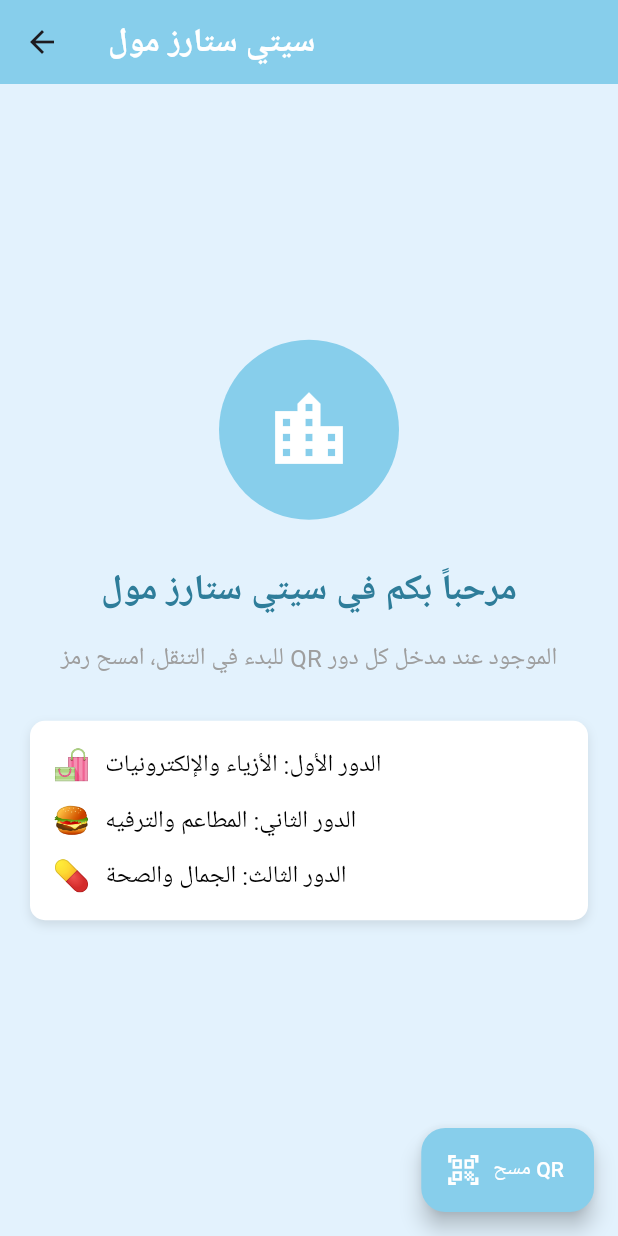
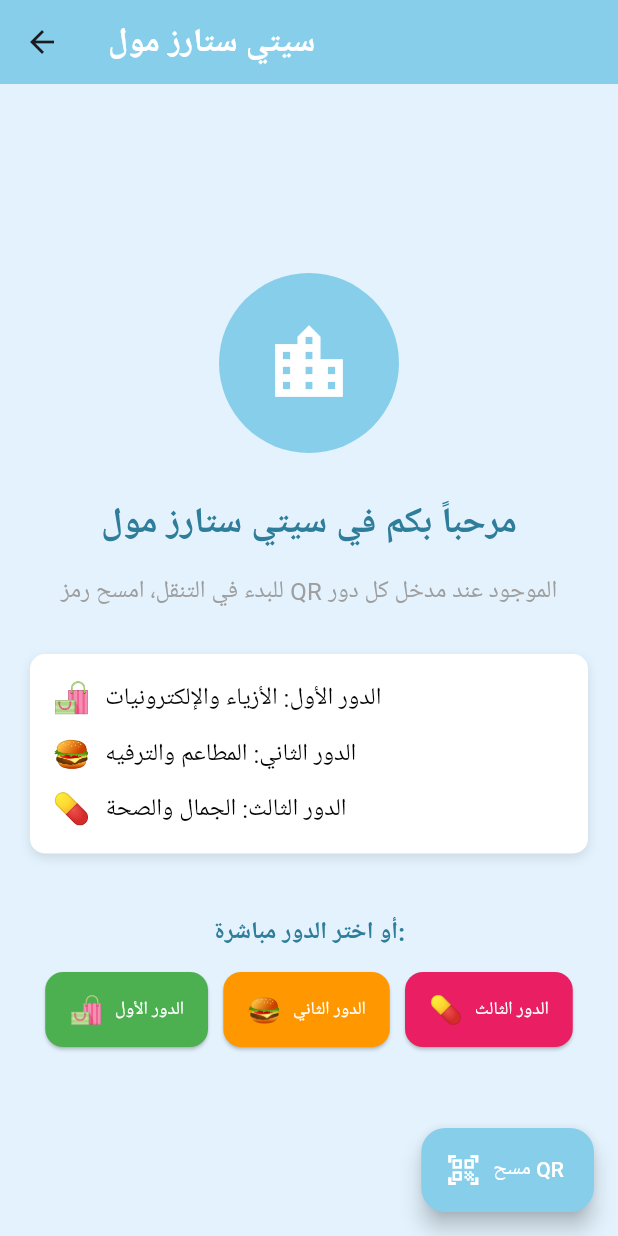
Before and after one commit to Eman-Khaled-svg/IndoorMapApp_Updated, a Flutter app: the screen it shows after launch, after a tap on "تسجيل الدخول بجوجل", after a tap on "اكتشف موقعك الحالي", on a phone screen of 412 x 824 dp. Run offline on Flutter 3.47's test engine with Material 3 defaults, Android fonts, the phone set to English and light mode, and no system bars; our stand-ins replace font_awesome_flutter, supabase_flutter; missing offline and left inert: mobile_scanner; accounts and stored records are empty.

Commit message:
Update explore_location_screen.dart

```diff
--- a/lib/screens/explore_location_screen.dart
+++ b/lib/screens/explore_location_screen.dart
@@ -1,4 +1,4 @@
-import 'package:flutter/foundation.dart';
+// import 'package:flutter/foundation.dart';
 import 'package:flutter/material.dart';
 import 'package:mobile_scanner/mobile_scanner.dart';
 
@@ -656,47 +656,63 @@ class _ExploreLocationScreenState extends State<ExploreLocationScreen> {
               ),
             ),
             const SizedBox(height: 40),
-            // Demo buttons for testing without QR scanner
-            if (kDebugMode) ...[
+            // أزرار التجربة - تظهر دائماً الآن
             const Text(
-                'أزرار تجريبية للاختبار:',
+              'أو اختر الدور مباشرة:',
               style: TextStyle(
-                  fontSize: 12,
-                  color: Colors.grey,
-                  fontStyle: FontStyle.italic,
+                fontSize: 16,
+                color: Color(0xFF2E7D9A),
+                fontWeight: FontWeight.bold,
               ),
             ),
-              const SizedBox(height: 10),
+            const SizedBox(height: 15),
             Row(
               mainAxisAlignment: MainAxisAlignment.spaceEvenly,
               children: [
-                  ElevatedButton(
+                ElevatedButton.icon(
                   onPressed: () =>
                       _processQRCode('CITYSTARS_FLOOR_1_ENTRANCE'),
-                    style:
-                        ElevatedButton.styleFrom(backgroundColor: Colors.blue),
-                    child: const Text('دور 1',
-                        style: TextStyle(color: Colors.white)),
+                  style: ElevatedButton.styleFrom(
+                    backgroundColor: const Color(0xFF4CAF50),
+                    padding: const EdgeInsets.symmetric(horizontal: 16, vertical: 12),
+                    shape: RoundedRectangleBorder(
+                      borderRadius: BorderRadius.circular(12),
                     ),
-                  ElevatedButton(
+                  ),
+                  icon: const Text('🛍️', style: TextStyle(fontSize: 18)),
+                  label: const Text('الدور الأول',
+                      style: TextStyle(color: Colors.white, fontSize: 12)),
+                ),
+                ElevatedButton.icon(
                   onPressed: () =>
                       _processQRCode('CITYSTARS_FLOOR_2_ENTRANCE'),
-                    style:
-                        ElevatedButton.styleFrom(backgroundColor: Colors.green),
-                    child: const Text('دور 2',
-                        style: TextStyle(color: Colors.white)),
+                  style: ElevatedButton.styleFrom(
+                    backgroundColor: const Color(0xFFFF9800),
+                    padding: const EdgeInsets.symmetric(horizontal: 16, vertical: 12),
+                    shape: RoundedRectangleBorder(
+                      borderRadius: BorderRadius.circular(12),
                     ),
-                  ElevatedButton(
+                  ),
+                  icon: const Text('🍔', style: TextStyle(fontSize: 18)),
+                  label: const Text('الدور الثاني',
+                      style: TextStyle(color: Colors.white, fontSize: 12)),
+                ),
+                ElevatedButton.icon(
                   onPressed: () =>
                       _processQRCode('CITYSTARS_FLOOR_3_ENTRANCE'),
                   style: ElevatedButton.styleFrom(
-                        backgroundColor: Colors.orange),
-                    child: const Text('دور 3',
-                        style: TextStyle(color: Colors.white)),
+                    backgroundColor: const Color(0xFFE91E63),
+                    padding: const EdgeInsets.symmetric(horizontal: 16, vertical: 12),
+                    shape: RoundedRectangleBorder(
+                      borderRadius: BorderRadius.circular(12),
+                    ),
+                  ),
+                  icon: const Text('💊', style: TextStyle(fontSize: 18)),
+                  label: const Text('الدور الثالث',
+                      style: TextStyle(color: Colors.white, fontSize: 12)),
                 ),
               ],
             ),
-            ],
           ],
         ),
       ),
```
Lines whose indentation alone changed are shown as unchanged.
